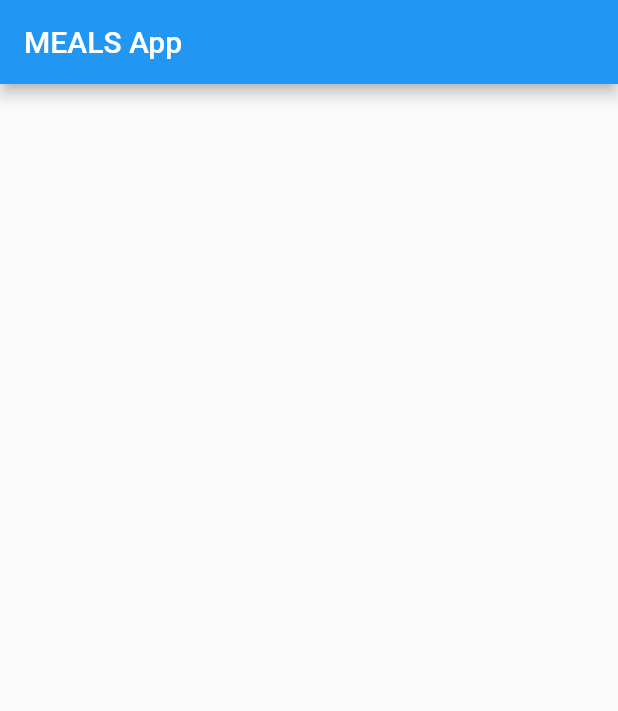
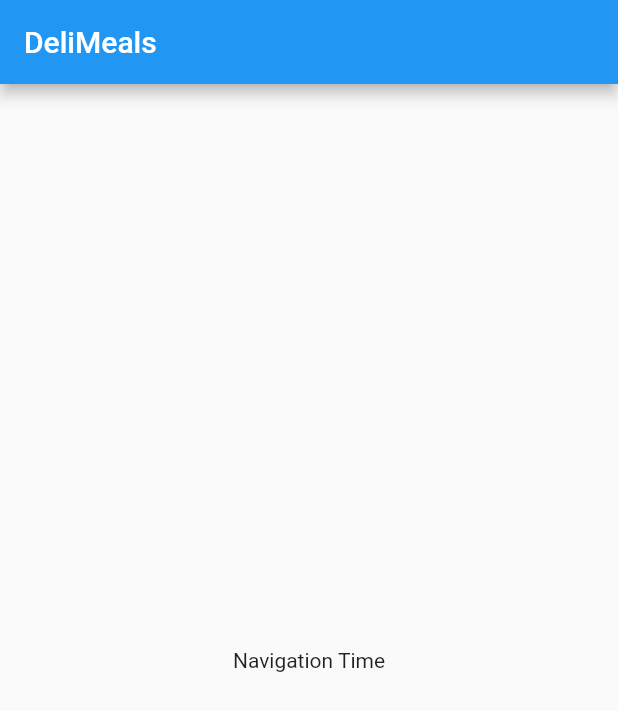
Before and after one commit to bigpel66/Flutter_Practice, a Flutter app: the screen it shows after launch, on a phone screen of 412 x 824 dp. Shown: the top 711 px of the screen. Run offline on Flutter 3.47's test engine with Material 2 defaults, Android fonts, the phone set to English and light mode, and no system bars.

Commit message:
dummy data created

```diff
--- a/Udemy/Learn Flutter & Dart to Build iOS & Android Apps/Section 07/flutter_meals_app/lib/main.dart
+++ b/Udemy/Learn Flutter & Dart to Build iOS & Android Apps/Section 07/flutter_meals_app/lib/main.dart
@@ -11,6 +11,13 @@ class MyApp extends StatelessWidget {
     return MaterialApp(
       title: 'Practice with Udemy',
       home: MyHomePage(),
+      theme: ThemeData(
+        primarySwatch: Colors.blue,
+      ),
+      // routes: {
+      //   '': ,
+      //   '': ,
+      // },
     );
   }
 
@@ -24,6 +31,7 @@ class MyApp extends StatelessWidget {
   @override
   Widget build(BuildContext context) {
     // return Platform.isIOS ? _buildCupertinoApp() : _buildMaterialApp();
+
     return _buildMaterialApp();
   }
 }
@@ -36,27 +44,31 @@ class MyHomePage extends StatefulWidget {
 class _MyHomePageState extends State<MyHomePage> {
   Widget _buildAppBar() {
     return AppBar(
-      title: Text('MEALS App'),
+      title: Text('DeliMeals'),
     );
   }
 
   Widget _buildCupertinoNavigationBar() {
     return CupertinoNavigationBar(
-      middle: Text('MEALS APP'),
+      middle: Text('DeliMeals'),
     );
   }
 
   Widget _buildScaffold(PreferredSizeWidget appBar) {
     return Scaffold(
       appBar: appBar,
-      body: Container(),
+      body: Center(
+        child: Text('Navigation Time'),
+      ),
     );
   }
 
   Widget _buildCupertinoPageScaffold(PreferredSizeWidget appBar) {
     return CupertinoPageScaffold(
       navigationBar: appBar,
-      child: Container(),
+      child: Center(
+        child: Text('Navigation Time'),
+      ),
     );
   }
 
@@ -67,8 +79,10 @@ class _MyHomePageState extends State<MyHomePage> {
 
     final mediaQuery = MediaQuery.of(context);
 
-    return Platform.isIOS
-        ? _buildCupertinoPageScaffold(appBar)
-        : _buildScaffold(appBar);
+    // return Platform.isIOS
+    //     ? _buildCupertinoPageScaffold(appBar)
+    //     : _buildScaffold(appBar);
+
+    return _buildScaffold(appBar);
   }
 }
```
Also changed, not shown: Udemy/Learn Flutter & Dart to Build iOS & Android Apps/Section 07/flutter_meals_app/lib/categories_screen.dart (added, +16 -0 lines), Udemy/Learn Flutter & Dart to Build iOS & Android Apps/Section 07/flutter_meals_app/lib/dummy_data.dart (added, +55 -0 lines), Udemy/Learn Flutter & Dart to Build iOS & Android Apps/Section 07/flutter_meals_app/lib/models/category.dart (added, +13 -0 lines), 1 other file.
